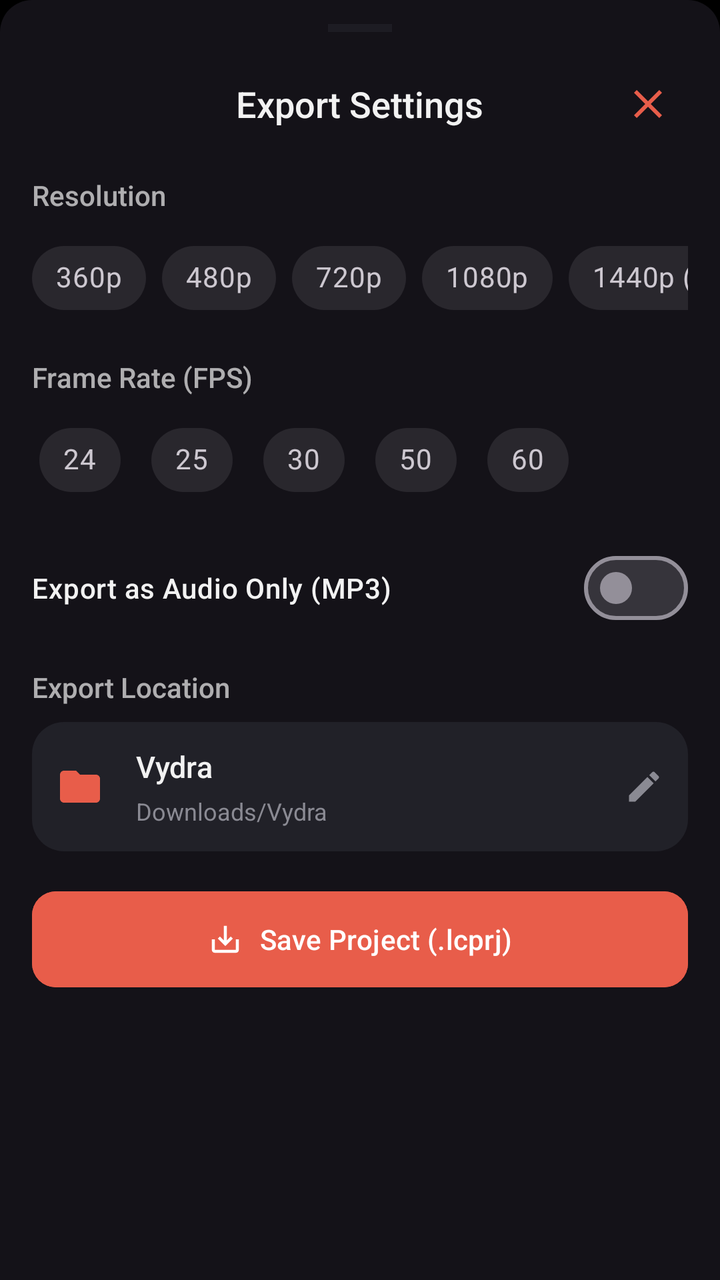
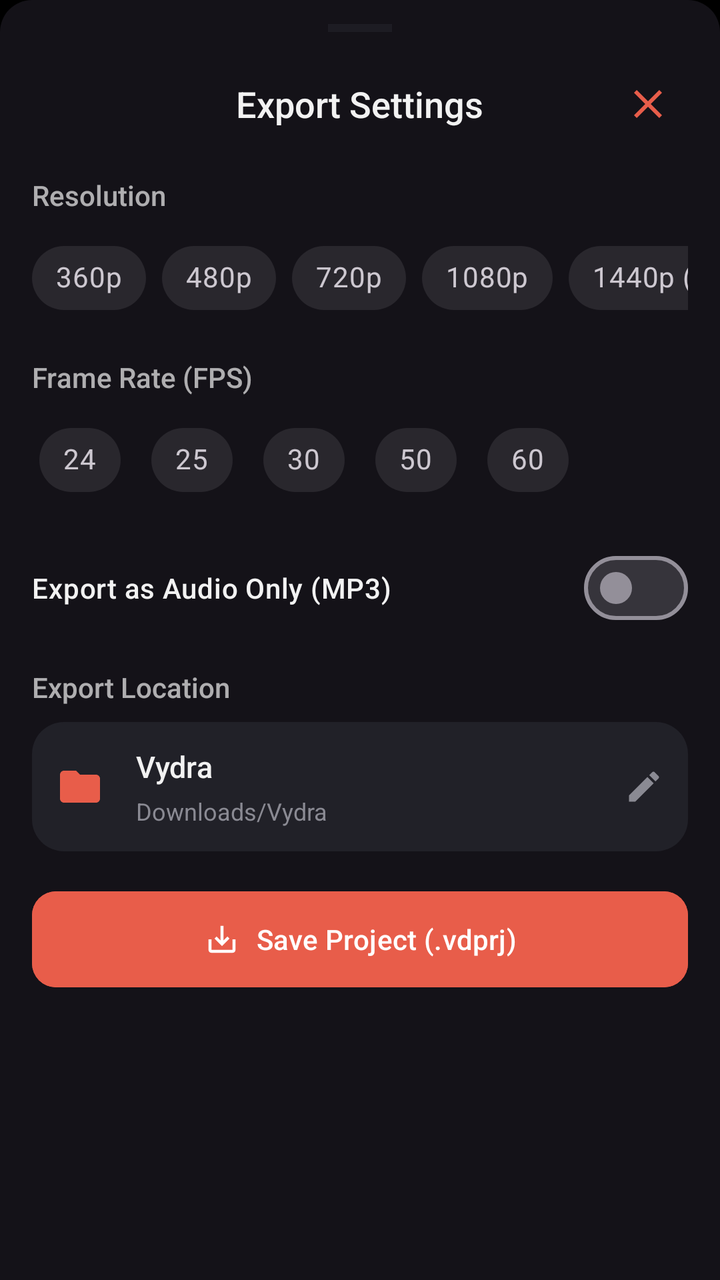

Two renders of the same Android screen: before a commit and after it. Below are the layout's source before the change and the commit's diff.
<!-- AndroidManifest.xml: application theme AppTheme -->
<!-- res/layout/export_quality_bottom_sheet_dialog.xml -->
<?xml version="1.0" encoding="utf-8"?>
<LinearLayout xmlns:android="http://schemas.android.com/apk/res/android"
    xmlns:app="http://schemas.android.com/apk/res-auto"
    android:layout_width="match_parent"
    android:layout_height="wrap_content"
    android:background="@drawable/bg_bottom_sheet"
    android:orientation="vertical"
    android:paddingBottom="24dp"
    android:paddingTop="12dp">

    <View
        android:layout_width="32dp"
        android:layout_height="4dp"
        android:layout_gravity="center_horizontal"
        android:layout_marginBottom="16dp"
        android:alpha="0.4"
        android:background="@color/outlineVariant" />

    <RelativeLayout
        android:layout_width="match_parent"
        android:layout_height="wrap_content"
        android:layout_marginBottom="16dp"
        android:paddingHorizontal="16dp">

        <TextView
            android:id="@+id/tvTitleQuality"
            android:layout_width="wrap_content"
            android:layout_height="wrap_content"
            android:layout_centerInParent="true"
            android:fontFamily="sans-serif-medium"
            android:text="@string/str_export_settings"
            android:textColor="@color/textColor"
            android:textSize="18sp" />

        <ImageButton
            android:id="@+id/btnCloseSheet"
            android:layout_width="40dp"
            android:layout_height="40dp"
            android:layout_alignParentEnd="true"
            android:background="?attr/selectableItemBackgroundBorderless"
            android:src="@drawable/ic_close_24"
            android:padding="8dp"
            app:tint="@color/activeTool" />
    </RelativeLayout>

    <LinearLayout
        android:layout_width="match_parent"
        android:layout_height="wrap_content"
        android:orientation="vertical"
        android:paddingHorizontal="16dp">

        <TextView
            android:layout_width="wrap_content"
            android:layout_height="wrap_content"
            android:text="Resolution"
            android:textColor="@color/textColor"
            android:textSize="14sp"
            android:fontFamily="sans-serif-medium"
            android:alpha="0.7"
            android:layout_marginBottom="8dp"/>

        <HorizontalScrollView
            android:layout_width="match_parent"
            android:layout_height="wrap_content"
            android:scrollbars="none"
            android:clipToPadding="false"
            android:layout_marginBottom="16dp">
            
            <com.google.android.material.chip.ChipGroup
                android:id="@+id/cgResolution"
                android:layout_width="wrap_content"
                android:layout_height="wrap_content"
                app:singleSelection="true"
                app:selectionRequired="true"
                app:singleLine="true">
                
                <com.google.android.material.chip.Chip
                    android:id="@+id/chipRes360"
                    style="@style/Widget.MaterialComponents.Chip.Choice"
                    android:layout_width="wrap_content"
                    android:layout_height="wrap_content"
                    android:text="360p" />
                    
                <com.google.android.material.chip.Chip
                    android:id="@+id/chipRes480"
                    style="@style/Widget.MaterialComponents.Chip.Choice"
                    android:layout_width="wrap_content"
                    android:layout_height="wrap_content"
                    android:text="480p" />
                    
                <com.google.android.material.chip.Chip
                    android:id="@+id/chipRes720"
                    style="@style/Widget.MaterialComponents.Chip.Choice"
                    android:layout_width="wrap_content"
                    android:layout_height="wrap_content"
                    android:text="720p" />
                    
                <com.google.android.material.chip.Chip
                    android:id="@+id/chipRes1080"
                    style="@style/Widget.MaterialComponents.Chip.Choice"
                    android:layout_width="wrap_content"
                    android:layout_height="wrap_content"
                    android:text="1080p" />
                    
                <com.google.android.material.chip.Chip
                    android:id="@+id/chipRes1440"
                    style="@style/Widget.MaterialComponents.Chip.Choice"
                    android:layout_width="wrap_content"
                    android:layout_height="wrap_content"
                    android:text="1440p (2K)" />
                    
                <com.google.android.material.chip.Chip
                    android:id="@+id/chipRes2160"
                    style="@style/Widget.MaterialComponents.Chip.Choice"
                    android:layout_width="wrap_content"
                    android:layout_height="wrap_content"
                    android:text="2160p (4K)" />
            </com.google.android.material.chip.ChipGroup>
        </HorizontalScrollView>

        <TextView
            android:layout_width="wrap_content"
            android:layout_height="wrap_content"
            android:text="Frame Rate (FPS)"
            android:textColor="@color/textColor"
            android:textSize="14sp"
            android:fontFamily="sans-serif-medium"
            android:alpha="0.7"
            android:layout_marginBottom="8dp"/>

        <HorizontalScrollView
            android:layout_width="match_parent"
            android:layout_height="wrap_content"
            android:scrollbars="none"
            android:clipToPadding="false"
            android:layout_marginBottom="16dp">
            
            <com.google.android.material.chip.ChipGroup
                android:id="@+id/cgFps"
                android:layout_width="wrap_content"
                android:layout_height="wrap_content"
                app:singleSelection="true"
                app:selectionRequired="true"
                app:singleLine="true">
                
                <com.google.android.material.chip.Chip
                    android:id="@+id/chipFps24"
                    style="@style/Widget.MaterialComponents.Chip.Choice"
                    android:layout_width="wrap_content"
                    android:layout_height="wrap_content"
                    android:text="24" />
                    
                <com.google.android.material.chip.Chip
                    android:id="@+id/chipFps25"
                    style="@style/Widget.MaterialComponents.Chip.Choice"
                    android:layout_width="wrap_content"
                    android:layout_height="wrap_content"
                    android:text="25" />
                    
                <com.google.android.material.chip.Chip
                    android:id="@+id/chipFps30"
                    style="@style/Widget.MaterialComponents.Chip.Choice"
                    android:layout_width="wrap_content"
                    android:layout_height="wrap_content"
                    android:text="30" />
                    
                <com.google.android.material.chip.Chip
                    android:id="@+id/chipFps50"
                    style="@style/Widget.MaterialComponents.Chip.Choice"
                    android:layout_width="wrap_content"
                    android:layout_height="wrap_content"
                    android:text="50" />
                    
                <com.google.android.material.chip.Chip
                    android:id="@+id/chipFps60"
                    style="@style/Widget.MaterialComponents.Chip.Choice"
                    android:layout_width="wrap_content"
                    android:layout_height="wrap_content"
                    android:text="60" />
            </com.google.android.material.chip.ChipGroup>
        </HorizontalScrollView>

        <com.google.android.material.materialswitch.MaterialSwitch
            android:id="@+id/switchAudioOnly"
            android:layout_width="match_parent"
            android:layout_height="wrap_content"
            android:text="Export as Audio Only (MP3)"
            android:textColor="@color/textColor"
            android:fontFamily="sans-serif-medium"
            android:layout_marginBottom="16dp" />

        <TextView
            android:layout_width="wrap_content"
            android:layout_height="wrap_content"
            android:layout_marginBottom="8dp"
            android:text="@string/str_export_location"
            android:textColor="@color/textColor"
            android:textSize="14sp"
            android:fontFamily="sans-serif-medium"
            android:alpha="0.7" />

        <LinearLayout
            android:id="@+id/layoutExportDirectory"
            android:layout_width="match_parent"
            android:layout_height="wrap_content"
            android:background="@drawable/bg_aspect_ratio_item"
            android:clickable="true"
            android:focusable="true"
            android:foreground="?attr/selectableItemBackground"
            android:gravity="center_vertical"
            android:orientation="horizontal"
            android:padding="12dp">

            <ImageView
                android:layout_width="24dp"
                android:layout_height="24dp"
                android:layout_marginEnd="16dp"
                android:src="@drawable/ic_folder_24"
                app:tint="@color/colorPrimary" />

            <LinearLayout
                android:layout_width="0dp"
                android:layout_height="wrap_content"
                android:layout_weight="1"
                android:orientation="vertical">

                <TextView
                    android:id="@+id/tvExportDirectoryTitle"
                    android:layout_width="wrap_content"
                    android:layout_height="wrap_content"
                    android:text="@string/app_name"
                    android:textColor="@color/textColor"
                    android:textSize="15sp"
                    android:fontFamily="sans-serif-medium" />

                <TextView
                    android:id="@+id/tvExportDirectoryPath"
                    android:layout_width="wrap_content"
                    android:layout_height="wrap_content"
                    android:text="@string/str_downloads_librecuts"
                    android:textColor="@color/iconSecondary"
                    android:textSize="12sp"
                    android:layout_marginTop="4dp"
                    android:ellipsize="middle"
                    android:singleLine="true" />
            </LinearLayout>

            <ImageView
                android:layout_width="20dp"
                android:layout_height="20dp"
                android:src="@drawable/ic_edit_24"
                app:tint="@color/iconSecondary" />
        </LinearLayout>

        <com.google.android.material.button.MaterialButton
            android:id="@+id/btnSaveProject"
            android:layout_width="match_parent"
            android:layout_height="56dp"
            android:layout_marginTop="16dp"
            android:text="Save Project (.lcprj)"
            android:textColor="@color/onPrimaryContainer"
            android:backgroundTint="@color/colorPrimary"
            app:cornerRadius="12dp"
            app:icon="@drawable/ic_save_24"
            app:iconTint="@color/onPrimaryContainer"
            app:iconGravity="textStart" />

    </LinearLayout>
</LinearLayout>
<!-- resources referenced by this layout -->
<resources>
  <color name="activeTool">#E85D4A</color>
  <color name="colorPrimary">#E85D4A</color>
  <color name="iconSecondary">#8A8A93</color>
  <color name="onPrimaryContainer">#FFFFFF</color>
  <color name="outlineVariant">#2C2C35</color>
  <color name="textColor">#F2F2F2</color>
  <!-- drawable bg_aspect_ratio_item (drawable) -->
  <shape xmlns:android="http://schemas.android.com/apk/res/android">
      <solid android:color="@color/surfaceVariant" />
      <corners android:radius="16dp" />
  </shape>
  <!-- drawable bg_bottom_sheet (drawable) -->
  <?xml version="1.0" encoding="utf-8"?>
  <shape xmlns:android="http://schemas.android.com/apk/res/android">
      <solid android:color="?attr/colorSurface" />
      <corners
          android:topLeftRadius="16dp"
          android:topRightRadius="16dp" />
  </shape>
  <!-- drawable ic_close_24 (drawable) -->
  <vector xmlns:android="http://schemas.android.com/apk/res/android" android:height="24dp" android:tint="#FFFFFF" android:viewportHeight="24" android:viewportWidth="24" android:width="24dp">
        
      <path android:fillColor="@android:color/white" android:pathData="M19,6.41L17.59,5 12,10.59 6.41,5 5,6.41 10.59,12 5,17.59 6.41,19 12,13.41 17.59,19 19,17.59 13.41,12z"/>
      
  </vector>
  <!-- drawable ic_edit_24 (drawable) -->
  <vector xmlns:android="http://schemas.android.com/apk/res/android"
      android:width="24dp"
      android:height="24dp"
      android:viewportWidth="24"
      android:viewportHeight="24">
    <path
        android:fillColor="#FF000000"
        android:pathData="M3,17.25V21h3.75L17.81,9.94l-3.75,-3.75L3,17.25zM20.71,7.04c0.39,-0.39 0.39,-1.02 0,-1.41l-2.34,-2.34c-0.39,-0.39 -1.02,-0.39 -1.41,0l-1.83,1.83 3.75,3.75 1.83,-1.83z"/>
  </vector>
  <!-- drawable ic_folder_24 (drawable) -->
  <vector xmlns:android="http://schemas.android.com/apk/res/android"
      android:width="24dp"
      android:height="24dp"
      android:viewportWidth="24"
      android:viewportHeight="24">
    <path
        android:fillColor="#FF000000"
        android:pathData="M10,4H4c-1.1,0 -1.99,0.9 -1.99,2L2,18c0,1.1 0.9,2 2,2h16c1.1,0 2,-0.9 2,-2V8c0,-1.1 -0.9,-2 -2,-2h-8l-2,-2z"/>
  </vector>
  <!-- drawable ic_save_24 (drawable) -->
  <vector xmlns:android="http://schemas.android.com/apk/res/android" android:height="24dp" android:tint="#FFFFFF" android:viewportHeight="24" android:viewportWidth="24" android:width="24dp">
        
      <path android:fillColor="@android:color/white" android:pathData="M19,12v7L5,19v-7L3,12v7c0,1.1 0.9,2 2,2h14c1.1,0 2,-0.9 2,-2v-7h-2zM13,12.67l2.59,-2.58L17,11.5l-5,5 -5,-5 1.41,-1.41L11,12.67L11,3h2v9.67z"/>
      
  </vector>
  <string name="app_name">Vydra</string>
  <string name="str_downloads_librecuts">Downloads/Vydra</string>
  <string name="str_export_location">Export Location</string>
  <string name="str_export_settings">Export Settings</string>
  <color name="surfaceVariant">#212128</color>
  <color name="colorPrimaryVariant">#C44535</color>
  <color name="colorOnPrimary">#FFFFFF</color>
  <color name="colorSecondary">#F58658</color>
  <color name="colorSecondaryVariant">#D36C40</color>
  <color name="colorOnSecondary">#FFFFFF</color>
  <color name="background">#000000</color>
  <color name="navigationBarColor">#000000</color>
  <color name="statusBarColor">#000000</color>
  <!-- unchanged entries left out for length: 1 -->
</resources>

<!-- the commit's change to res/layout/export_quality_bottom_sheet_dialog.xml (unified diff, before → after) -->
@@ -257,7 +257,7 @@
             android:layout_width="match_parent"
             android:layout_height="56dp"
             android:layout_marginTop="16dp"
-            android:text="Save Project (.lcprj)"
+            android:text="Save Project (.vdprj)"
             android:textColor="@color/onPrimaryContainer"
             android:backgroundTint="@color/colorPrimary"
             app:cornerRadius="12dp"
